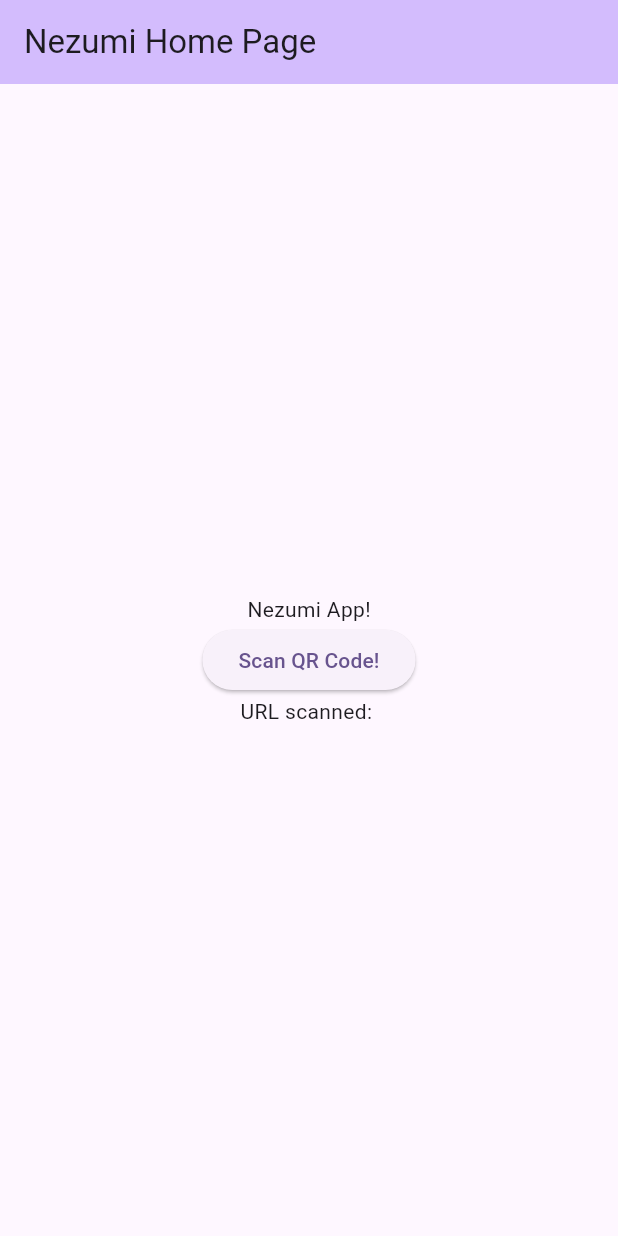
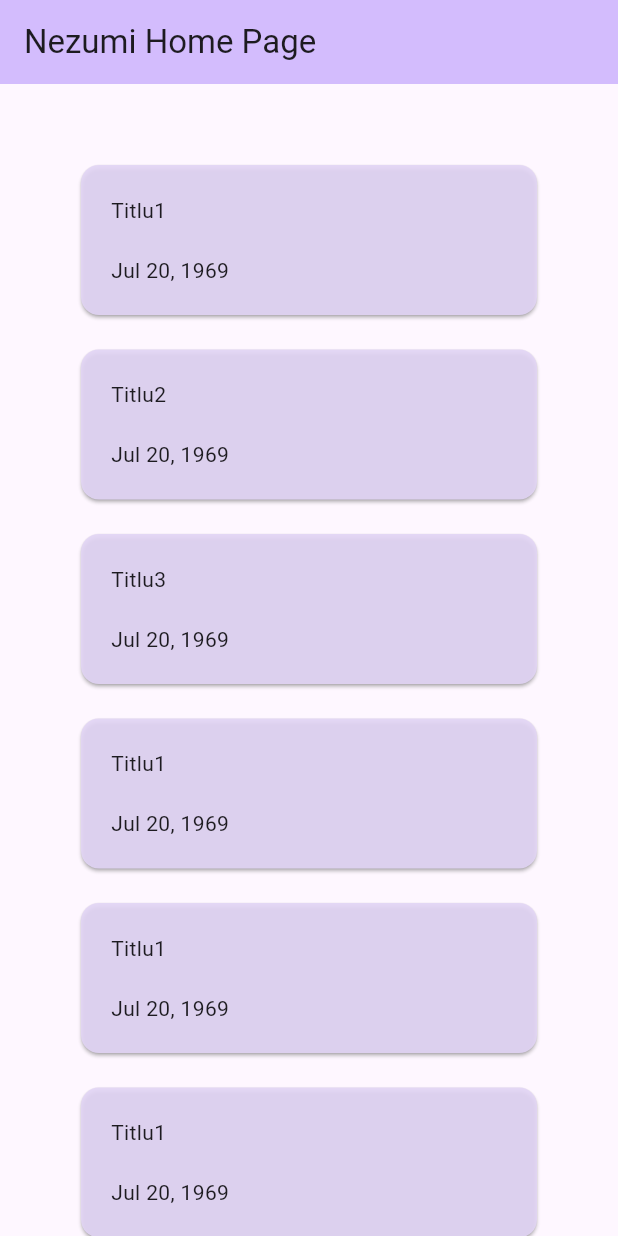
Before and after one commit to claudiubelu/nezumi, a Flutter app: the screen it shows after launch, on a phone screen of 412 x 824 dp. Run offline on Flutter 3.47's test engine with Material 2 defaults, Android fonts, the phone set to English and light mode, and no system bars; missing offline and left inert: git_clone, qr_code_scanner.

Commit message:
Event list + main details + detail pages
Creates list of events with title and formatted date. Each button leads
to a new window with no details for the moment.

```diff
--- /dev/null
+++ b/lib/events.dart
@@ -0,0 +1,24 @@
+import 'package:flutter/material.dart';
+
+class Event_card {
+  int Index;
+  String Title;
+  String Description;
+  DateTime date;
+
+  Event_card(this.Index, this.Title, this.Description, this.date);
+}
+
+int timestamp = DateTime.now().millisecondsSinceEpoch;
+
+List<Event_card> Events = [
+  Event_card(1, 'Titlu1', 'desc1', DateTime.parse('1969-07-20 20:18:04Z')),
+  Event_card(2, 'Titlu2', 'desc1', DateTime.parse('1969-07-20 20:18:04Z')),
+  Event_card(3, 'Titlu3', 'desc1', DateTime.parse('1969-07-20 20:18:04Z')),
+  Event_card(4, 'Titlu1', 'desc1', DateTime.parse('1969-07-20 20:18:04Z')),
+  Event_card(9, 'Titlu1', 'desc1', DateTime.parse('1969-07-20 20:18:04Z')),
+  Event_card(5, 'Titlu1', 'desc1', DateTime.parse('1969-07-20 20:18:04Z')),
+  Event_card(6, 'Titlu1', 'desc1', DateTime.parse('1969-07-20 20:18:04Z')),
+  Event_card(7, 'Titlu1', 'desc1', DateTime.parse('1969-07-20 20:18:04Z')),
+  Event_card(8, 'Titlu1', 'desc1', DateTime.parse('1969-07-20 20:18:04Z')),
+];
--- a/lib/main.dart
+++ b/lib/main.dart
@@ -1,4 +1,6 @@
+import 'events.dart';
 import 'package:flutter/material.dart';
+import 'package:intl/intl.dart';
 import 'package:nezumi/git_handler.dart';
 import 'package:nezumi/qrscanner.dart';
 
@@ -33,42 +35,57 @@ class NezumiHomePage extends StatefulWidget {
 }
 
 class _NezumiHomePageState extends State<NezumiHomePage> {
-
   String _gitUrl = "";
 
   @override
   Widget build(BuildContext context) {
+    List<Card> Cards = [];
+    for (var i = 0; i < Events.length; i++) {
+      Cards.add(Card(
+          shadowColor: Colors.grey,
+          color: Color(0xe2d5f5).withOpacity(0.9),
+          clipBehavior: Clip.hardEdge,
+          child: InkWell(
+              hoverColor: Colors.purple.withOpacity(1),
+              splashColor: Color(0xc6aaf0).withAlpha(1000).withOpacity(0.8),
+              onTap: () {
+                Navigator.push(
+                  context,
+                  MaterialPageRoute(builder: (context) => const SecondRoute()),
+                );
+                debugPrint('Card tapped.');
+              },
+              child: Container(
+                height: 100,
+                padding: EdgeInsets.all(20),
+                child: Text(Events[i].Title +
+                    '\n\n' +
+                    DateFormat.yMMMd().format(Events[i].date)),
+              ))));
+    }
 
     return Scaffold(
       appBar: AppBar(
         backgroundColor: Theme.of(context).colorScheme.inversePrimary,
         title: Text(widget.title),
       ),
-      body: Center(
-        child: Column(
-          mainAxisAlignment: MainAxisAlignment.center,
-          children: <Widget>[
-            const Text(
-              'Nezumi App!',
-            ),
-            ElevatedButton(
-              onPressed: () {
-                _navigateAndGetQRCode(context);
-              },
-              child: const Text("Scan QR Code!"),
-            ),
-            Text(
-              'URL scanned: $_gitUrl',
-            ),
-          ],
-        ),
+      body: ListView.separated(
+        padding: const EdgeInsets.all(50),
+        itemCount: Events.length,
+        separatorBuilder: (context, index) {
+          return const SizedBox(height: 15);
+        },
+        itemBuilder: (context, index) {
+          print(index);
+          return Cards[index];
+        },
       ),
     );
   }
 
   Future<void> _navigateAndGetQRCode(BuildContext context) async {
-    final result = await Navigator.of(context).push(MaterialPageRoute(
-      builder: (context) => const QRViewWidget()),
+    final result = await Navigator.of(context).push(
+      MaterialPageRoute(builder: (context) => const QRViewWidget()),
     );
 
     _gitUrl = result;
@@ -89,3 +106,24 @@ class _NezumiHomePageState extends State<NezumiHomePage> {
       ..showSnackBar(SnackBar(content: Text(snackbarMsg)));
   }
 }
+
+class SecondRoute extends StatelessWidget {
+  const SecondRoute({super.key});
+
+  @override
+  Widget build(BuildContext context) {
+    return Scaffold(
+      appBar: AppBar(
+        title: const Text('Details'),
+      ),
+      body: Center(
+        child: ElevatedButton(
+          onPressed: () {
+            Navigator.pop(context);
+          },
+          child: const Text('Go back!'),
+        ),
+      ),
+    );
+  }
+}
--- a/pubspec.yaml
+++ b/pubspec.yaml
@@ -18,6 +18,7 @@ dependencies:
   git_clone: ^1.1.0
   path: ^1.8.3
   path_provider: ^2.0.15
+  intl: ^0.18.1
 
 dev_dependencies:
   flutter_test:
```
Also changed, not shown: pubspec.lock.
